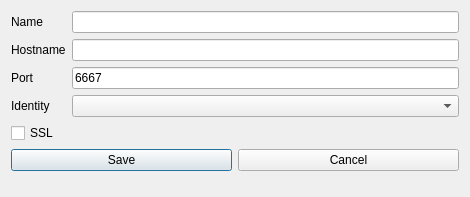
Before: the Qt Designer form src/GrumpyIRC/lib/networkwin.ui in grumpy-irc/grumpy, drawn with Qt 5.
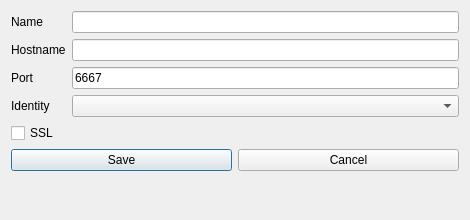
After: the same form once the commit is applied.

Commit message: fixed window title

```diff
--- a/src/GrumpyIRC/lib/networkwin.ui
+++ b/src/GrumpyIRC/lib/networkwin.ui
@@ -7,7 +7,7 @@
     <x>0</x>
     <y>0</y>
     <width>470</width>
-    <height>197</height>
+    <height>220</height>
    </rect>
   </property>
   <property name="windowTitle">
```
Left out of the diff: 2 changed lines with no effect on the pictures.
